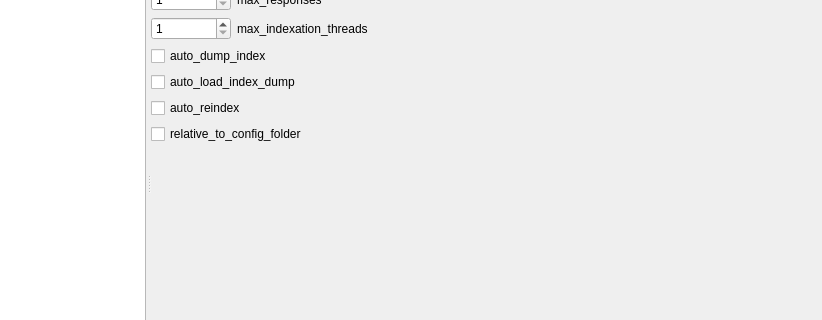
Rod-L/search_engine, file gui/include/gui.ui: the form before one commit; both pictures show x 191 to 1013 and y 123 to 443 of the 1013 by 615 pixel window.
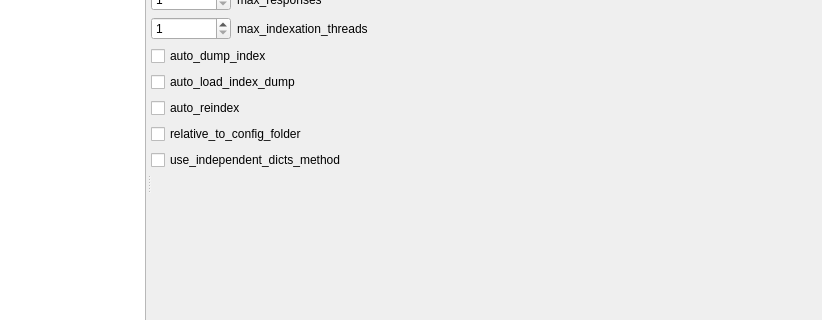
The form after the commit.

Patch:
```diff
--- a/gui/include/gui.ui
+++ b/gui/include/gui.ui
@@ -283,6 +283,13 @@
              </property>
             </widget>
            </item>
+           <item>
+            <widget class="QCheckBox" name="checkBox_use_independent_dicts_method">
+             <property name="text">
+              <string>use_independent_dicts_method</string>
+             </property>
+            </widget>
+           </item>
            <item>
             <spacer name="verticalSpacer">
              <property name="orientation">
```
Left out of the diff: 16 changed lines with no effect on the pictures.
